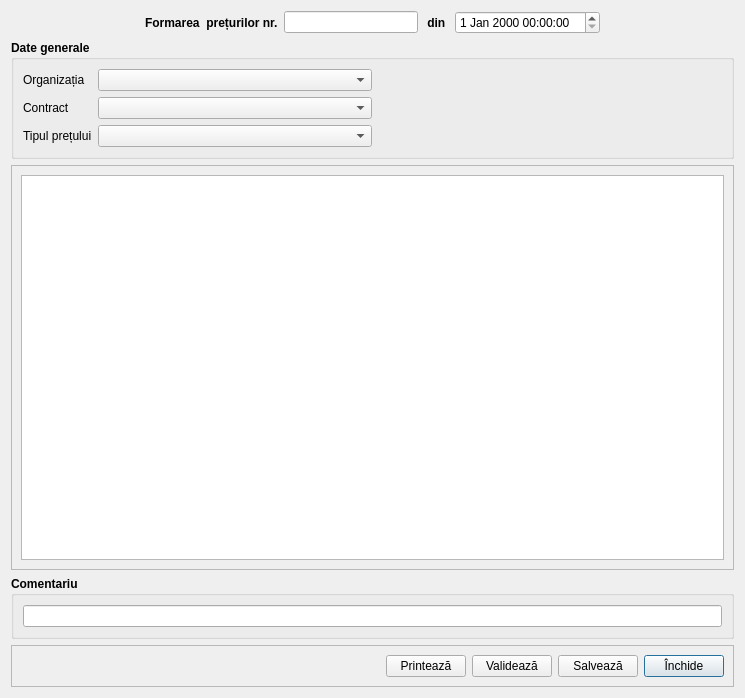
debalex77/USG, file docs/docpricing.ui: the form before one commit.
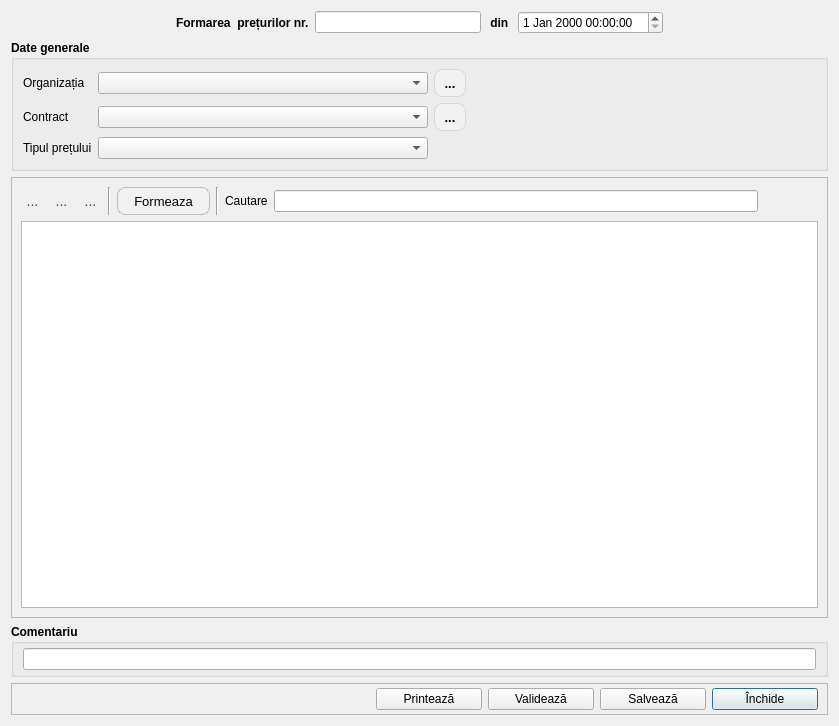
The form after the commit. Icons and pictures are not drawn. Custom widgets are drawn as their Qt base class.

Diff of the .ui file:
```diff
--- a/docs/docpricing.ui
+++ b/docs/docpricing.ui
@@ -6,10 +6,15 @@
    <rect>
     <x>0</x>
     <y>0</y>
-    <width>745</width>
-    <height>698</height>
+    <width>839</width>
+    <height>726</height>
    </rect>
   </property>
+  <property name="font">
+   <font>
+    <family>Segoe UI</family>
+   </font>
+  </property>
   <property name="windowTitle">
    <string>Dialog</string>
   </property>
@@ -33,6 +38,7 @@
       <widget class="QLabel" name="labelTitleDoc">
        <property name="font">
         <font>
+         <family>Segoe UI</family>
          <bold>true</bold>
         </font>
        </property>
@@ -48,6 +54,7 @@
       <widget class="QLabel" name="labelFrom">
        <property name="font">
         <font>
+         <family>Segoe UI</family>
          <bold>true</bold>
         </font>
        </property>
@@ -78,6 +85,7 @@
     <widget class="QGroupBox" name="groupBox">
      <property name="font">
       <font>
+       <family>Segoe UI</family>
        <bold>true</bold>
       </font>
      </property>
@@ -85,6 +93,32 @@
       <string>Date generale</string>
      </property>
      <layout class="QGridLayout" name="gridLayout">
+      <item row="0" column="0">
+       <widget class="QLabel" name="label">
+        <property name="font">
+         <font>
+          <family>Segoe UI</family>
+          <bold>false</bold>
+         </font>
+        </property>
+        <property name="text">
+         <string>Organizația</string>
+        </property>
+       </widget>
+      </item>
+      <item row="0" column="4">
+       <spacer name="horizontalSpacer_3">
+        <property name="orientation">
+         <enum>Qt::Horizontal</enum>
+        </property>
+        <property name="sizeHint" stdset="0">
+         <size>
+          <width>350</width>
+          <height>20</height>
+         </size>
+        </property>
+       </spacer>
+      </item>
       <item row="0" column="2">
        <widget class="QComboBox" name="comboOrganization">
         <property name="sizePolicy">
@@ -95,37 +129,17 @@
         </property>
         <property name="font">
          <font>
+          <family>Segoe UI</family>
           <bold>false</bold>
          </font>
         </property>
        </widget>
       </item>
-      <item row="1" column="2">
-       <widget class="QComboBox" name="comboContract">
-        <property name="font">
-         <font>
-          <bold>false</bold>
-         </font>
-        </property>
-       </widget>
-      </item>
-      <item row="0" column="3">
-       <spacer name="horizontalSpacer_3">
-        <property name="orientation">
-         <enum>Qt::Horizontal</enum>
-        </property>
-        <property name="sizeHint" stdset="0">
-         <size>
-          <width>350</width>
-          <height>20</height>
-         </size>
-        </property>
-       </spacer>
-      </item>
       <item row="1" column="0">
        <widget class="QLabel" name="label_2">
         <property name="font">
          <font>
+          <family>Segoe UI</family>
           <bold>false</bold>
          </font>
         </property>
@@ -134,22 +148,11 @@
         </property>
        </widget>
       </item>
-      <item row="0" column="0">
-       <widget class="QLabel" name="label">
-        <property name="font">
-         <font>
-          <bold>false</bold>
-         </font>
-        </property>
-        <property name="text">
-         <string>Organizația</string>
-        </property>
-       </widget>
-      </item>
       <item row="2" column="0">
        <widget class="QLabel" name="label_3">
         <property name="font">
          <font>
+          <family>Segoe UI</family>
           <bold>false</bold>
          </font>
         </property>
@@ -158,15 +161,86 @@
         </property>
        </widget>
       </item>
+      <item row="1" column="2">
+       <widget class="QComboBox" name="comboContract">
+        <property name="font">
+         <font>
+          <family>Segoe UI</family>
+          <bold>false</bold>
+         </font>
+        </property>
+       </widget>
+      </item>
       <item row="2" column="2">
        <widget class="QComboBox" name="comboTypesPricing">
         <property name="font">
          <font>
+          <family>Segoe UI</family>
           <bold>false</bold>
          </font>
         </property>
        </widget>
       </item>
+      <item row="0" column="3">
+       <widget class="QToolButton" name="btnOpenCatOrganization">
+        <property name="styleSheet">
+         <string notr="true">QToolButton
+{
+    border: 1px solid rgba(0, 0, 0, 0.1);
+    border-radius: 8px;
+    background-color: #f1f1f1;
+    color: #000000;
+    font-size: 13px;
+    padding: 4px 4px;
+}
+QToolButton:hover
+{
+    background-color: #e0e0e0;
+}
+QToolButton:pressed
+{
+    background-color: #d0d0d0;
+}</string>
+        </property>
+        <property name="text">
+         <string>...</string>
+        </property>
+        <property name="icon">
+         <iconset resource="../resource.qrc">
+          <normaloff>:/img/open-search.png</normaloff>:/img/open-search.png</iconset>
+        </property>
+       </widget>
+      </item>
+      <item row="1" column="3">
+       <widget class="QToolButton" name="btnOpenCatContract">
+        <property name="styleSheet">
+         <string notr="true">QToolButton
+{
+    border: 1px solid rgba(0, 0, 0, 0.1);
+    border-radius: 8px;
+    background-color: #f1f1f1;
+    color: #000000;
+    font-size: 13px;
+    padding: 4px 4px;
+}
+QToolButton:hover
+{
+    background-color: #e0e0e0;
+}
+QToolButton:pressed
+{
+    background-color: #d0d0d0;
+}</string>
+        </property>
+        <property name="text">
+         <string>...</string>
+        </property>
+        <property name="icon">
+         <iconset resource="../resource.qrc">
+          <normaloff>:/img/open-search.png</normaloff>:/img/open-search.png</iconset>
+        </property>
+       </widget>
+      </item>
      </layout>
     </widget>
    </item>
@@ -180,7 +254,169 @@
      </property>
      <layout class="QGridLayout" name="gridLayout_2">
       <item row="0" column="0">
-       <layout class="QHBoxLayout" name="layoutToolBar"/>
+       <layout class="QHBoxLayout" name="layoutToolBar">
+        <item>
+         <widget class="QToolButton" name="btnAdd">
+          <property name="styleSheet">
+           <string notr="true">QToolButton {
+    border: none;
+    background-color: transparent;
+    color: #4a4a4a;
+    font-size: 14px;
+}
+QToolButton:hover {
+    background-color: #f0f0f0;
+    color: #000000;
+}
+QToolButton:pressed {
+    background-color: #dcdcdc;
+}</string>
+          </property>
+          <property name="text">
+           <string>...</string>
+          </property>
+          <property name="icon">
+           <iconset resource="../resource.qrc">
+            <normaloff>:/img/add_x32.png</normaloff>:/img/add_x32.png</iconset>
+          </property>
+         </widget>
+        </item>
+        <item>
+         <widget class="QToolButton" name="btnEdit">
+          <property name="styleSheet">
+           <string notr="true">QToolButton {
+    border: none;
+    background-color: transparent;
+    color: #4a4a4a;
+    font-size: 14px;
+}
+QToolButton:hover {
+    background-color: #f0f0f0;
+    color: #000000;
+}
+QToolButton:pressed {
+    background-color: #dcdcdc;
+}</string>
+          </property>
+          <property name="text">
+           <string>...</string>
+          </property>
+          <property name="icon">
+           <iconset resource="../resource.qrc">
+            <normaloff>:/img/write.png</normaloff>:/img/write.png</iconset>
+          </property>
+         </widget>
+        </item>
+        <item>
+         <widget class="QToolButton" name="btnDeletion">
+          <property name="styleSheet">
+           <string notr="true">QToolButton {
+    border: none;
+    background-color: transparent;
+    color: #4a4a4a;
+    font-size: 14px;
+}
+QToolButton:hover {
+    background-color: #f0f0f0;
+    color: #000000;
+}
+QToolButton:pressed {
+    background-color: #dcdcdc;
+}</string>
+          </property>
+          <property name="text">
+           <string>...</string>
+          </property>
+          <property name="icon">
+           <iconset resource="../resource.qrc">
+            <normaloff>:/img/clear_x32.png</normaloff>:/img/clear_x32.png</iconset>
+          </property>
+         </widget>
+        </item>
+        <item>
+         <widget class="Line" name="line">
+          <property name="orientation">
+           <enum>Qt::Vertical</enum>
+          </property>
+         </widget>
+        </item>
+        <item>
+         <widget class="QToolButton" name="btnFormsTable">
+          <property name="minimumSize">
+           <size>
+            <width>0</width>
+            <height>0</height>
+           </size>
+          </property>
+          <property name="styleSheet">
+           <string notr="true">QToolButton
+{
+    border: 1px solid rgba(0, 0, 0, 0.2);
+    border-radius: 8px;
+    background-color: #f1f1f1;
+    color: #000000;
+    font-size: 13px;
+    padding: 4px 10px;
+}
+QToolButton:hover
+{
+    background-color: #e0e0e0;
+}
+QToolButton:pressed
+{
+    background-color: #d0d0d0;
+}</string>
+          </property>
+          <property name="text">
+           <string>Formeaza</string>
+          </property>
+          <property name="icon">
+           <iconset resource="../resource.qrc">
+            <normaloff>:/img/oxygen/go-next.png</normaloff>:/img/oxygen/go-next.png</iconset>
+          </property>
+          <property name="toolButtonStyle">
+           <enum>Qt::ToolButtonTextBesideIcon</enum>
+          </property>
+         </widget>
+        </item>
+        <item>
+         <widget class="Line" name="line_2">
+          <property name="orientation">
+           <enum>Qt::Vertical</enum>
+          </property>
+         </widget>
+        </item>
+        <item>
+         <widget class="QLabel" name="label_4">
+          <property name="text">
+           <string>Cautare</string>
+          </property>
+         </widget>
+        </item>
+        <item>
+         <widget class="SearchLineEdit" name="editSearch">
+          <property name="clearButtonEnabled">
+           <bool>true</bool>
+          </property>
+         </widget>
+        </item>
+        <item>
+         <spacer name="horizontalSpacer_5">
+          <property name="orientation">
+           <enum>Qt::Horizontal</enum>
+          </property>
+          <property name="sizeType">
+           <enum>QSizePolicy::Preferred</enum>
+          </property>
+          <property name="sizeHint" stdset="0">
+           <size>
+            <width>60</width>
+            <height>20</height>
+           </size>
+          </property>
+         </spacer>
+        </item>
+       </layout>
       </item>
       <item row="1" column="0">
        <widget class="QTableView" name="tableView"/>
@@ -197,8 +433,23 @@
       <enum>QFrame::Raised</enum>
      </property>
      <layout class="QGridLayout" name="gridLayout_4">
+      <property name="leftMargin">
+       <number>9</number>
+      </property>
+      <property name="topMargin">
+       <number>4</number>
+      </property>
+      <property name="bottomMargin">
+       <number>4</number>
+      </property>
       <item row="0" column="6">
        <widget class="QPushButton" name="btnClose">
+        <property name="minimumSize">
+         <size>
+          <width>106</width>
+          <height>0</height>
+         </size>
+        </property>
         <property name="text">
          <string>Închide</string>
         </property>
@@ -206,6 +457,12 @@
       </item>
       <item row="0" column="3">
        <widget class="QPushButton" name="btnPrint">
+        <property name="minimumSize">
+         <size>
+          <width>106</width>
+          <height>0</height>
+         </size>
+        </property>
         <property name="text">
          <string>Printează</string>
         </property>
@@ -213,6 +470,12 @@
       </item>
       <item row="0" column="5">
        <widget class="QPushButton" name="btnWrite">
+        <property name="minimumSize">
+         <size>
+          <width>106</width>
+          <height>0</height>
+         </size>
+        </property>
         <property name="text">
          <string>Salvează</string>
         </property>
@@ -220,6 +483,12 @@
       </item>
       <item row="0" column="4">
        <widget class="QPushButton" name="btnOK">
+        <property name="minimumSize">
+         <size>
+          <width>106</width>
+          <height>0</height>
+         </size>
+        </property>
         <property name="text">
          <string>Validează</string>
         </property>
@@ -248,6 +517,7 @@
     <widget class="QGroupBox" name="groupBox_2">
      <property name="font">
       <font>
+       <family>Segoe UI</family>
        <bold>true</bold>
       </font>
      </property>
@@ -255,10 +525,17 @@
       <string>Comentariu</string>
      </property>
      <layout class="QGridLayout" name="gridLayout_3">
+      <property name="topMargin">
+       <number>4</number>
+      </property>
+      <property name="bottomMargin">
+       <number>4</number>
+      </property>
       <item row="0" column="0">
        <widget class="QLineEdit" name="editComment">
         <property name="font">
          <font>
+          <family>Segoe UI</family>
           <bold>false</bold>
          </font>
         </property>
@@ -269,6 +546,13 @@
    </item>
   </layout>
  </widget>
+ <customwidgets>
+  <customwidget>
+   <class>SearchLineEdit</class>
+   <extends>QLineEdit</extends>
+   <header>customs/searchlineedit.h</header>
+  </customwidget>
+ </customwidgets>
  <tabstops>
   <tabstop>editNumberDoc</tabstop>
   <tabstop>dateTimeDoc</tabstop>
```
Left out of the diff: 20 changed lines with no effect on the pictures.
